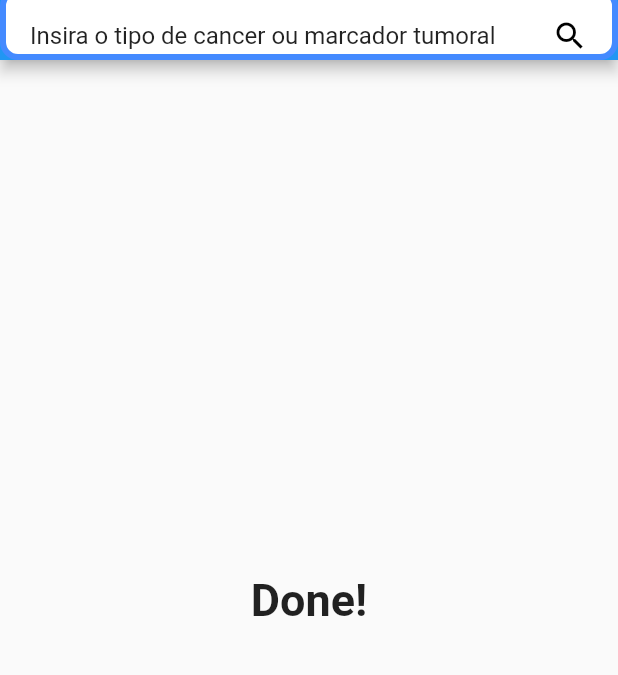
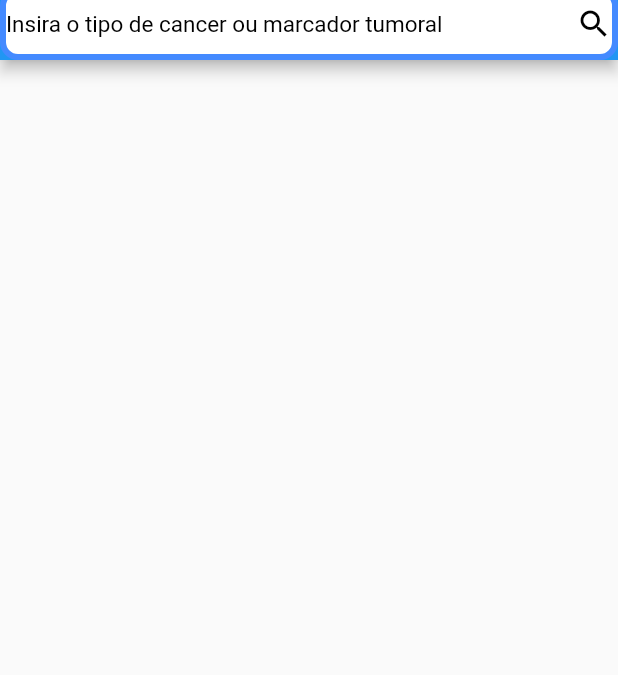
Before and after one commit to AdrielVBomfim/marcadores_tumorais, a Flutter app: the screen it shows after launch, on a phone screen of 412 x 824 dp, the part 96-771 px from its top. Run offline on Flutter 3.47's test engine with Material 2 defaults, Android fonts, the light colour scheme and no system bars; our stand-ins replace splashscreen.

Commit message:
Trabalho Final v2

```diff
--- a/lib/main.dart
+++ b/lib/main.dart
@@ -1,6 +1,7 @@
 import 'package:flutter/material.dart';
 import 'package:splashscreen/splashscreen.dart';
 
+//Inicia o Código
 void main() {
   runApp(new MaterialApp(
     debugShowCheckedModeBanner: false,
@@ -13,6 +14,7 @@ class MyApp extends StatefulWidget {
   _MyAppState createState() => new _MyAppState();
 }
 
+//Tela splash
 class _MyAppState extends State<MyApp> {
   @override
   Widget build(BuildContext context) {
@@ -28,6 +30,7 @@ class _MyAppState extends State<MyApp> {
   }
 }
 
+//Tela de Buscar Item
 class AfterSplash extends StatelessWidget {
   @override
   Widget build(BuildContext context) {
@@ -47,11 +50,20 @@ class AfterSplash extends StatelessWidget {
                   color: Colors.white,
                   border: Border.all(color: Colors.blueAccent, width: 4),
                   borderRadius: BorderRadius.circular(12)),
-              child: ListTile(
-                title: Text('Insira o tipo de cancer ou marcador tumoral'),
-                trailing: Icon(
-                  Icons.search,
-                  color: Colors.black,
+              child: Container(
+                child: Row(
+                  mainAxisAlignment: MainAxisAlignment.spaceBetween,
+                  crossAxisAlignment: CrossAxisAlignment.center,
+                  children: [
+                    Text(
+                      "Insira o tipo de cancer ou marcador tumoral",
+                      style: TextStyle(fontSize: 15, color: Colors.black),
+                    ),
+                    Icon(
+                      Icons.search,
+                      color: Colors.black,
+                    ),
+                  ],
                 ),
               ),
             ),
@@ -60,7 +72,7 @@ class AfterSplash extends StatelessWidget {
       ),
       body: new Center(
         child: new Text(
-          "Done!",
+          " ",
           style: new TextStyle(fontWeight: FontWeight.bold, fontSize: 30.0),
         ),
       ),
--- a/pubspec.yaml
+++ b/pubspec.yaml
@@ -19,8 +19,6 @@ environment:
 dependencies:
   flutter:
     sdk: flutter
-    assets:
-      - assets/
   splashscreen: ^1.2.0
   google_fonts: ^0.3.9
 
@@ -38,6 +36,8 @@ dev_dependencies:
 
 # The following section is specific to Flutter.
 flutter:
+  assets:
+    - assets/
 
   # The following line ensures that the Material Icons font is
   # included with your application, so that you can use the icons in
```
